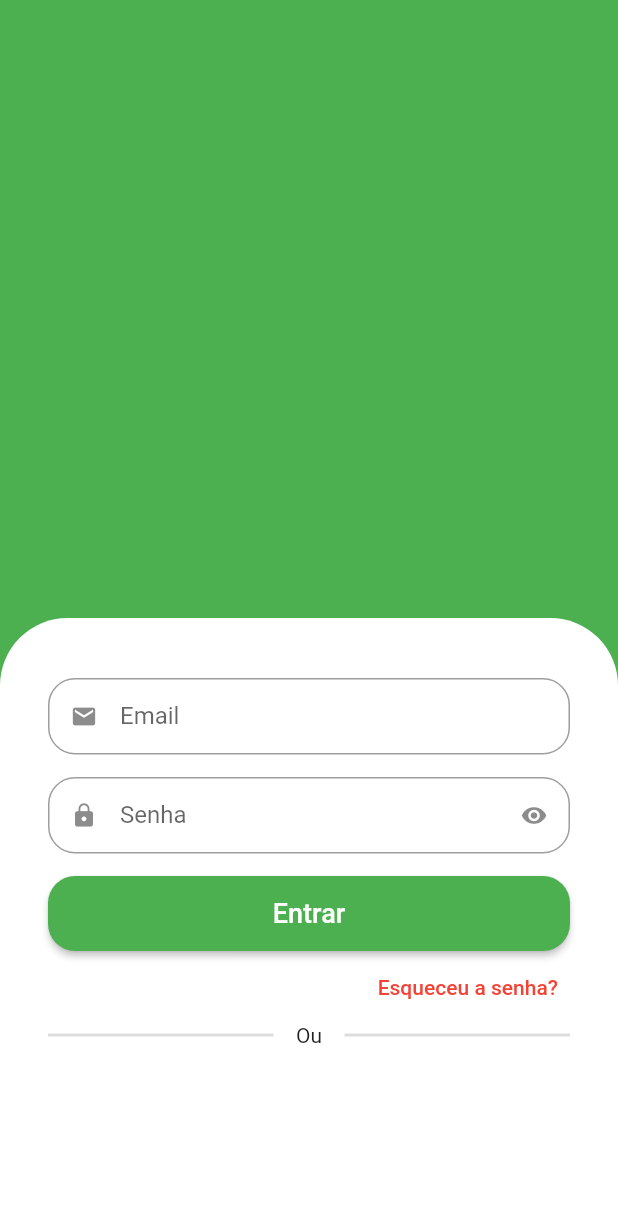
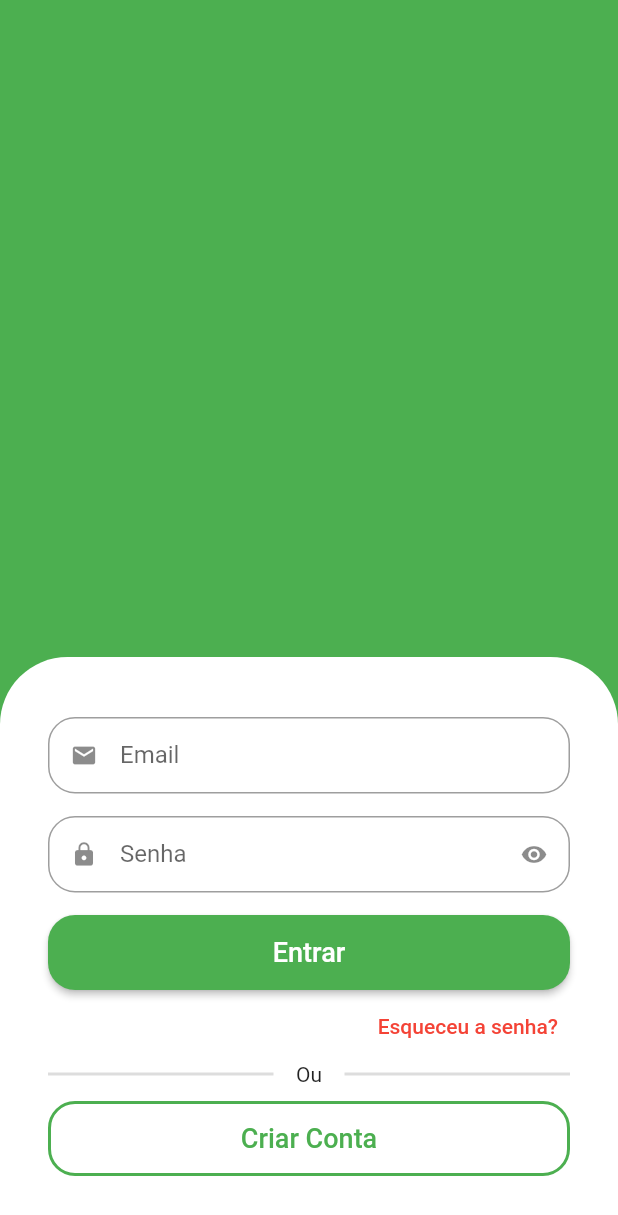
Before and after one commit to IsaacNascimento/greenGrocer, a Flutter app: the screen it shows after launch, on a phone screen of 412 x 824 dp. Shown: the top 1215 px of the screen. Run offline on Flutter 3.47's test engine with Material 2 defaults, Android fonts, the phone set to English and light mode, and no system bars.

Commit message:
Btn Criar conta, ajuste de overflow usando o Expanded

```diff
--- a/lib/src/auth/sign_in_screen.dart
+++ b/lib/src/auth/sign_in_screen.dart
@@ -6,15 +6,15 @@ class SignInScreen extends StatelessWidget {
 
   @override
   Widget build(BuildContext context) {
-    return Scaffold(
+    return SafeArea(
+      child: Scaffold(
         backgroundColor: Colors.green,
         body: Column(
           children: [
             Expanded(
               child: Container(color: Colors.green),
             ),
-          Expanded(
-            child: Container(
+            Container(
               padding: const EdgeInsets.symmetric(vertical: 40, horizontal: 32),
               decoration: const BoxDecoration(
                 color: Colors.white,
@@ -70,7 +70,9 @@ class SignInScreen extends StatelessWidget {
 
                   // DIVISOR
 
-                  Row(
+                  Padding(
+                    padding: const EdgeInsets.only(bottom: 10.0),
+                    child: Row(
                       children: [
                         Expanded(
                           child: Divider(
@@ -90,12 +92,34 @@ class SignInScreen extends StatelessWidget {
                         ),
                       ],
                     ),
+                  ),
+
+                  // BTN Novo usuario
+
+                  SizedBox(
+                    height: 50.0,
+                    child: OutlinedButton(
+                      style: OutlinedButton.styleFrom(
+                        shape: RoundedRectangleBorder(
+                          borderRadius: BorderRadius.circular(18.0),
+                        ),
+                        side: const BorderSide(width: 2.0, color: Colors.green),
+                      ),
+                      onPressed: () {},
+                      child: const Text(
+                        'Criar Conta',
+                        style: TextStyle(
+                          fontSize: 18.0,
+                        ),
+                      ),
+                    ),
+                  )
                 ],
-              ),
               ),
             ),
           ],
         ),
+      ),
     );
   }
 }
```
Lines whose indentation alone changed are shown as unchanged.
